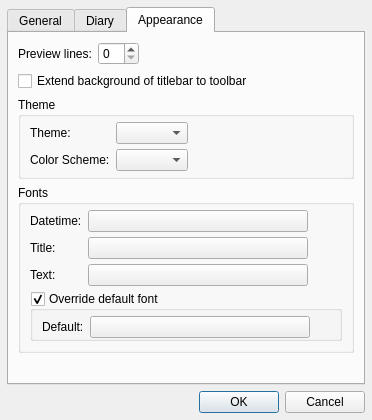
Above: hazama/ui/configdialog.ui from krrr/Hazama before the change. Below: the same form after it.
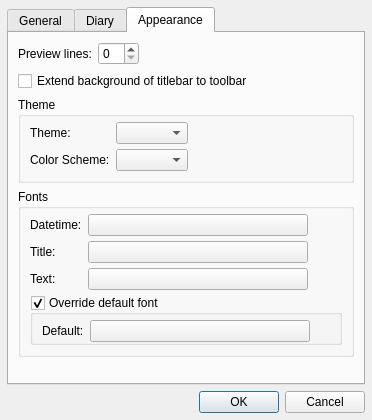
That is the form after the change. The open tabs and pages were chosen to show the change. Icons and pictures are not drawn.

Patch:
```diff
--- a/hazama/ui/configdialog.ui
+++ b/hazama/ui/configdialog.ui
@@ -567,9 +567,6 @@
           <property name="topMargin">
            <number>5</number>
           </property>
-          <property name="bottomMargin">
-           <number>5</number>
-          </property>
           <item row="0" column="0">
            <widget class="QLabel" name="themeLabel">
             <property name="text">
```
